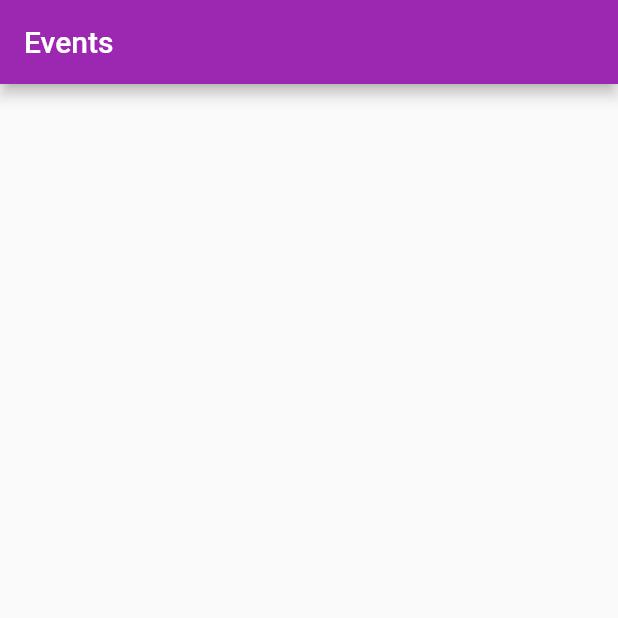
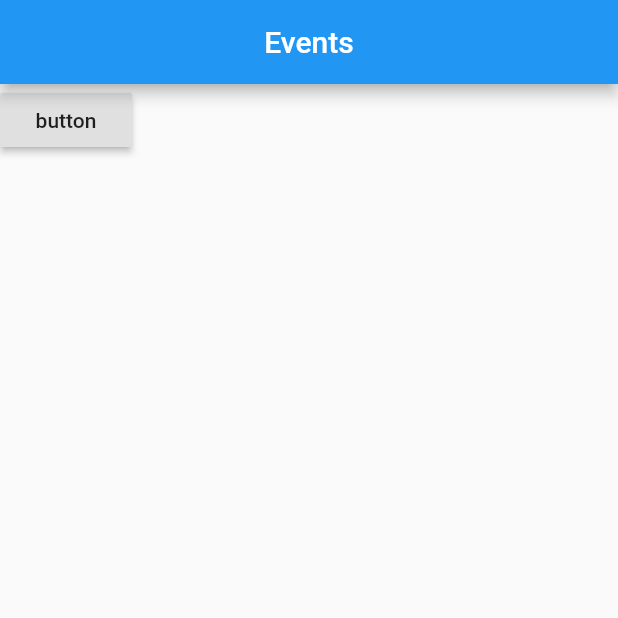
Before and after one commit to danielphung01/housemate_helper, a Flutter app: the EventsMenu screen opened directly, on a phone screen of 412 x 824 dp, the top half of it. Run offline on Flutter 3.47's test engine with Material 2 defaults, Android fonts, the phone set to English and light mode, and no system bars.

Commit message:
Seperated removed MyHomePage from main.dart - added centering for appbar text for menus

```diff
--- a/lib/menus/chores_menu.dart
+++ b/lib/menus/chores_menu.dart
@@ -12,6 +12,7 @@ class _ChoresMenuState extends State<ChoresMenu> {
   Widget build(BuildContext context) {
     return Scaffold(
       appBar: AppBar(
+          centerTitle: true,
           title: Text('Chores'),
           automaticallyImplyLeading: false
       ),
--- a/lib/menus/events_menu.dart
+++ b/lib/menus/events_menu.dart
@@ -12,8 +12,22 @@ class _EventsMenuState extends State<EventsMenu> {
   Widget build(BuildContext context) {
     return Scaffold(
       appBar: AppBar(
+        centerTitle: true,
         title: Text('Events'),
         automaticallyImplyLeading: false
+      ),
+
+      body: Column(
+        children: [
+          Container(
+            child: RaisedButton(
+              child: Text('button'),
+              onPressed: () {
+                print("button Pressed");
+              },
+            ),
+          ),
+        ],
       ),
     );
   }
--- a/lib/menus/expenses_menu.dart
+++ b/lib/menus/expenses_menu.dart
@@ -12,6 +12,7 @@ class _ExpensesMenuState extends State<ExpensesMenu> {
   Widget build(BuildContext context) {
     return Scaffold(
       appBar: AppBar(
+          centerTitle: true,
           title: Text('Expenses'),
           automaticallyImplyLeading: false
       ),
--- a/lib/menus/notes_menu.dart
+++ b/lib/menus/notes_menu.dart
@@ -12,6 +12,7 @@ class _NotesMenuState extends State<NotesMenu> {
   Widget build(BuildContext context) {
     return Scaffold(
       appBar: AppBar(
+          centerTitle: true,
           title: Text('Notes'),
           automaticallyImplyLeading: false
       ),
--- a/lib/menus/settings_menu.dart
+++ b/lib/menus/settings_menu.dart
@@ -12,6 +12,7 @@ class _SettingsMenuState extends State<SettingsMenu> {
   Widget build(BuildContext context) {
     return Scaffold(
       appBar: AppBar(
+          centerTitle: true,
           title: Text('Settings'),
           automaticallyImplyLeading: false
       ),
--- a/lib/menus/shopping_list_menu.dart
+++ b/lib/menus/shopping_list_menu.dart
@@ -12,6 +12,7 @@ class _ShoppingListMenuState extends State<ShoppingListMenu> {
   Widget build(BuildContext context) {
     return Scaffold(
       appBar: AppBar(
+          centerTitle: true,
           title: Text('Shopping List'),
           automaticallyImplyLeading: false
       ),
```
Also changed, not shown: lib/home_page.dart (added, +37 -0 lines), lib/main.dart (+7 -31 lines).
